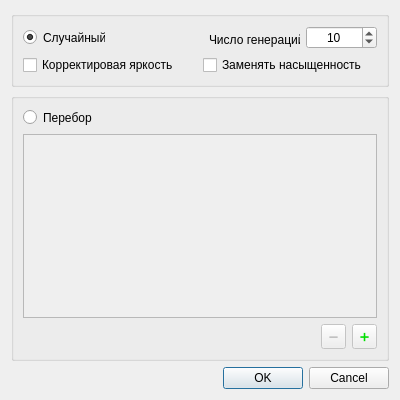
Before: the Qt Designer form Forms/ColorSettings.ui in hremman/ImageCompiler, drawn with Qt 5.
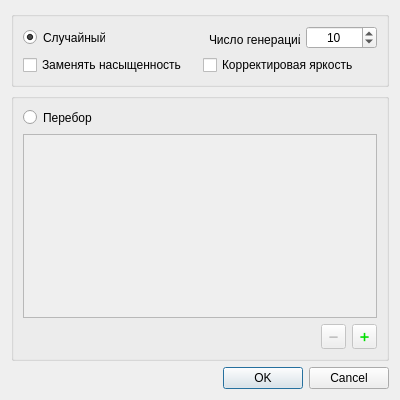
After: the same form once the commit is applied. Icons and pictures are not drawn.

```diff
--- a/Forms/ColorSettings.ui
+++ b/Forms/ColorSettings.ui
@@ -123,13 +123,6 @@
       </item>
       <item>
        <layout class="QHBoxLayout" name="horizontalLayout">
-        <item>
-         <widget class="QCheckBox" name="random_value">
-          <property name="text">
-           <string>Корректировая яркость</string>
-          </property>
-         </widget>
-        </item>
         <item>
          <widget class="QCheckBox" name="random_saturation">
           <property name="text">
@@ -137,6 +130,16 @@
           </property>
          </widget>
         </item>
+        <item>
+         <widget class="QCheckBox" name="random_value">
+          <property name="toolTip">
+           <string>Указывает, что при подмене цвета необходимо сдвинуть усреднённую яркость исходника к яркости выбранного цвета</string>
+          </property>
+          <property name="text">
+           <string>Корректировая яркость</string>
+          </property>
+         </widget>
+        </item>
        </layout>
       </item>
      </layout>
```
Left out of the diff: 33 changed lines with no effect on the pictures.
